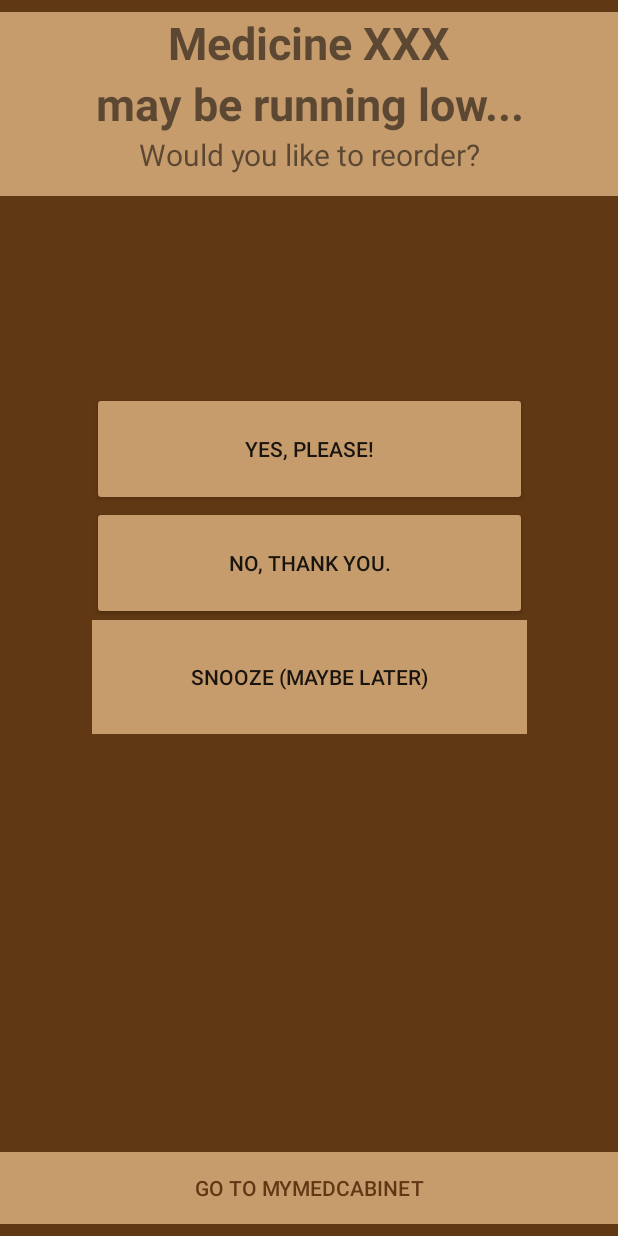
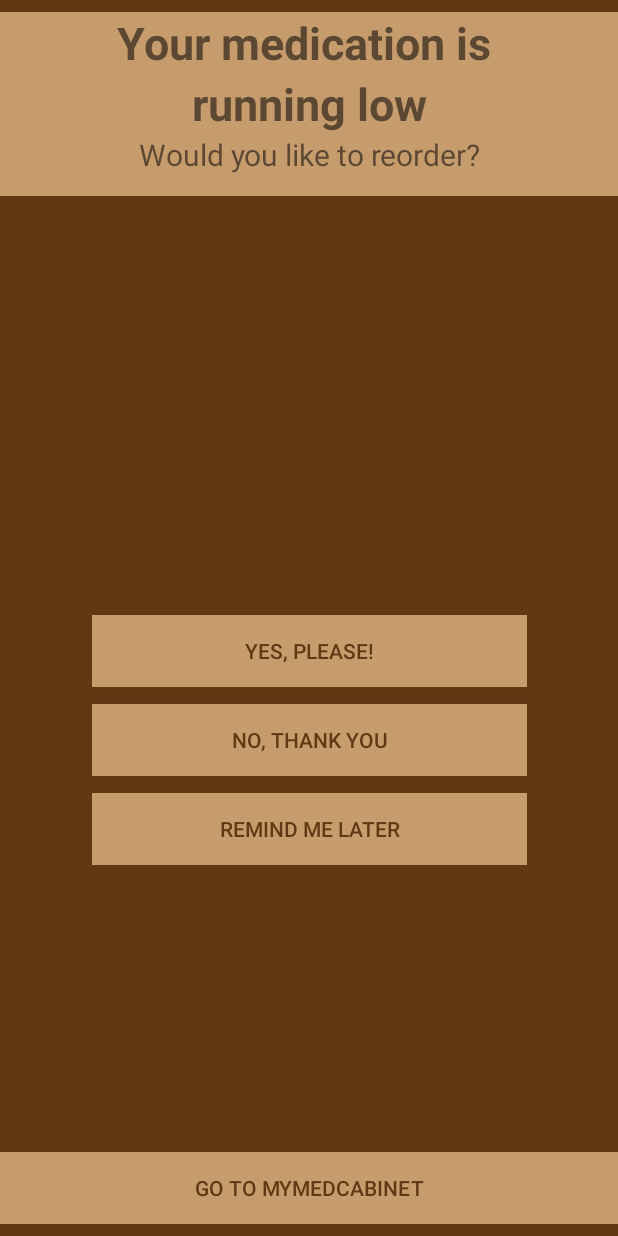
Before and after one commit to 4upz/MedCabinet, an Android app: the reorder screen opened directly, with no data from a screen before it, on a phone screen of 412 x 824 dp. Run offline under Robolectric (Android 15) with nearby library versions, the light colour scheme and no system bars.

Commit message:
fixed ui buttons

```diff
--- a/app/src/main/res/layout/reorder.xml
+++ b/app/src/main/res/layout/reorder.xml
@@ -47,7 +47,7 @@
             android:layout_width="match_parent"
             android:layout_height="match_parent"
             android:layout_weight="1"
-            android:text="Medicine XXX"
+            android:text="Your medication is "
             android:textAlignment="center"
             android:textSize="30sp"
             android:textStyle="bold" />
@@ -57,7 +57,7 @@
             android:layout_width="match_parent"
             android:layout_height="match_parent"
             android:layout_weight="1"
-            android:text="may be running low..."
+            android:text="running low"
             android:textAlignment="center"
             android:textSize="30sp"
             android:textStyle="bold" />
@@ -89,23 +89,35 @@
         android:orientation="vertical"
         app:layout_constraintBottom_toTopOf="@+id/linearLayout3"
         app:layout_constraintEnd_toEndOf="parent"
-        app:layout_constraintHorizontal_bias="0.5"
         app:layout_constraintStart_toStartOf="parent"
         app:layout_constraintTop_toBottomOf="@+id/linearLayout2"
-        app:layout_constraintVertical_bias="0.314">
+        app:layout_constraintVertical_bias="0.666">
 
         <LinearLayout
             android:layout_width="match_parent"
             android:layout_height="wrap_content"
             android:orientation="horizontal">
 
+            <!--<Button-->
+            <!--android:id="@+id/button"-->
+            <!--android:layout_width="wrap_content"-->
+            <!--android:layout_height="76dp"-->
+            <!--android:layout_weight="1"-->
+            <!--android:backgroundTint="@color/colorPrimary"-->
+            <!--android:text="Yes, please!" />-->
             <Button
                 android:id="@+id/button"
                 android:layout_width="wrap_content"
-                android:layout_height="76dp"
+                android:layout_height="wrap_content"
+                android:layout_alignStart="@+id/button4"
+                android:layout_below="@+id/button4"
+                android:layout_marginTop="11dp"
                 android:layout_weight="1"
-                android:backgroundTint="@color/colorPrimary"
-                android:text="Yes, please!" />
+                android:background="@color/colorPrimary"
+                android:minWidth="180dp"
+                android:text="Yes, please!"
+                android:textColor="@color/colorPrimaryDark" />
+
         </LinearLayout>
 
         <LinearLayout
@@ -115,12 +127,17 @@
 
             <Button
                 android:id="@+id/button2"
-                android:layout_width="match_parent"
-                android:layout_height="76dp"
+                android:layout_width="wrap_content"
+                android:layout_height="wrap_content"
+                android:layout_alignStart="@+id/button4"
+                android:layout_below="@+id/button4"
+                android:layout_marginTop="11dp"
                 android:layout_weight="1"
-                android:backgroundTint="@color/colorPrimary"
-                android:elevation="50dp"
-                android:text="No, thank you." />
+                android:background="@color/colorPrimary"
+                android:minWidth="180dp"
+                android:text="No, thank you"
+                android:textColor="@color/colorPrimaryDark" />
+
         </LinearLayout>
 
         <LinearLayout
@@ -130,11 +147,16 @@
 
             <Button
                 android:id="@+id/button3"
-                android:layout_width="match_parent"
-                android:layout_height="76dp"
-                android:layout_weight="5"
+                android:layout_width="wrap_content"
+                android:layout_height="wrap_content"
+                android:layout_alignStart="@+id/button4"
+                android:layout_below="@+id/button4"
+                android:layout_marginTop="11dp"
+                android:layout_weight="1"
                 android:background="@color/colorPrimary"
-                android:text="Snooze (Maybe Later)" />
+                android:minWidth="180dp"
+                android:text="Remind me later"
+                android:textColor="@color/colorPrimaryDark" />
         </LinearLayout>
 
     </LinearLayout>
```
Also changed, not shown: app/src/main/java/com/medcabinet/medicinecabinet/Home.java (+17 -0 lines), app/src/main/res/layout/home.xml (+16 -3 lines).
